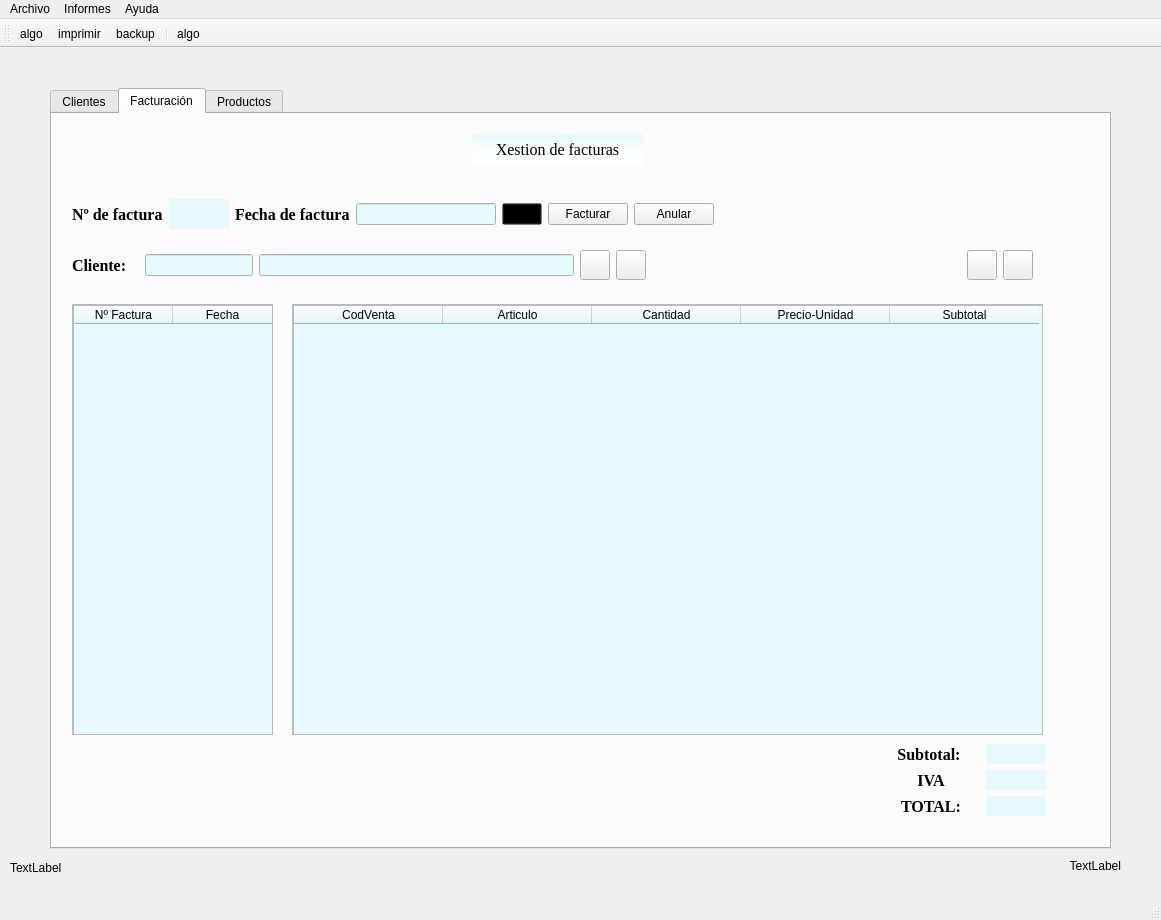
First picture: the form in Ventana.ui, repository roxep5/PrimerProyectoPython, before the edit.
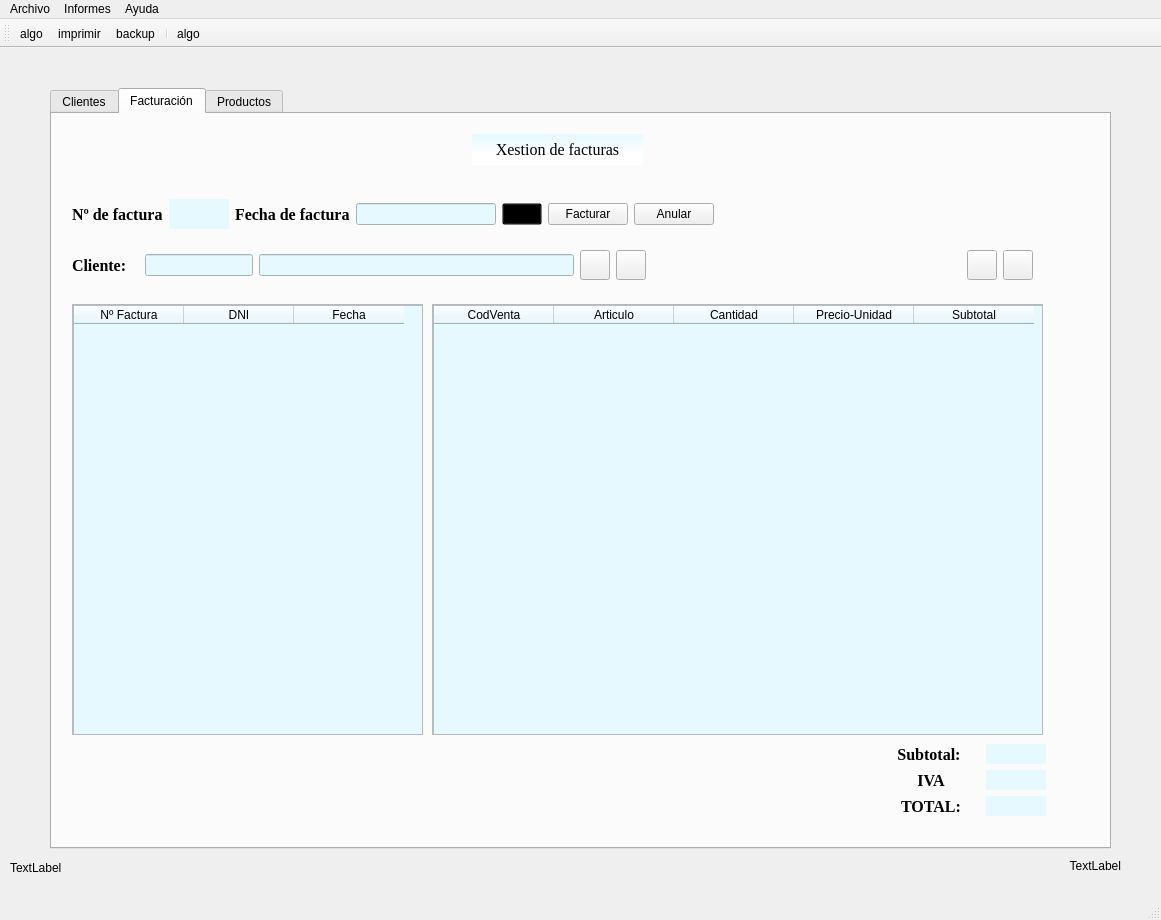
Second picture: the form after the edit. Icons and pictures are not drawn.

What changed in the file:
```diff
--- a/Ventana.ui
+++ b/Ventana.ui
@@ -839,14 +839,14 @@
        <rect>
         <x>20</x>
         <y>190</y>
-        <width>201</width>
+        <width>351</width>
         <height>431</height>
        </rect>
       </property>
       <property name="maximumSize">
        <size>
-        <width>210</width>
-        <height>16777215</height>
+        <width>1000</width>
+        <height>1000</height>
        </size>
       </property>
       <property name="widgetResizable">
@@ -857,7 +857,7 @@
         <rect>
          <x>0</x>
          <y>0</y>
-         <width>199</width>
+         <width>349</width>
          <height>429</height>
         </rect>
        </property>
@@ -866,21 +866,32 @@
          <rect>
           <x>0</x>
           <y>0</y>
-          <width>201</width>
+          <width>351</width>
           <height>431</height>
          </rect>
         </property>
+        <property name="maximumSize">
+         <size>
+          <width>1000</width>
+          <height>1000</height>
+         </size>
+        </property>
         <property name="styleSheet">
          <string notr="true">background-color: rgb(229, 249, 255)</string>
         </property>
         <attribute name="horizontalHeaderDefaultSectionSize">
-         <number>99</number>
+         <number>110</number>
         </attribute>
         <column>
          <property name="text">
           <string>Nº Factura</string>
          </property>
         </column>
+        <column>
+         <property name="text">
+          <string>DNI</string>
+         </property>
+        </column>
         <column>
          <property name="text">
           <string>Fecha</string>
@@ -892,9 +903,9 @@
      <widget class="QScrollArea" name="scrollArea_4">
       <property name="geometry">
        <rect>
-        <x>240</x>
+        <x>380</x>
         <y>190</y>
-        <width>751</width>
+        <width>611</width>
         <height>431</height>
        </rect>
       </property>
@@ -906,7 +917,7 @@
         <rect>
          <x>0</x>
          <y>0</y>
-         <width>749</width>
+         <width>609</width>
          <height>429</height>
         </rect>
        </property>
@@ -923,7 +934,7 @@
          <string notr="true">background-color: rgb(229, 249, 255)</string>
         </property>
         <attribute name="horizontalHeaderDefaultSectionSize">
-         <number>149</number>
+         <number>120</number>
         </attribute>
         <column>
          <property name="text">
```
Left out of the diff: 11 changed lines with no effect on the pictures.
